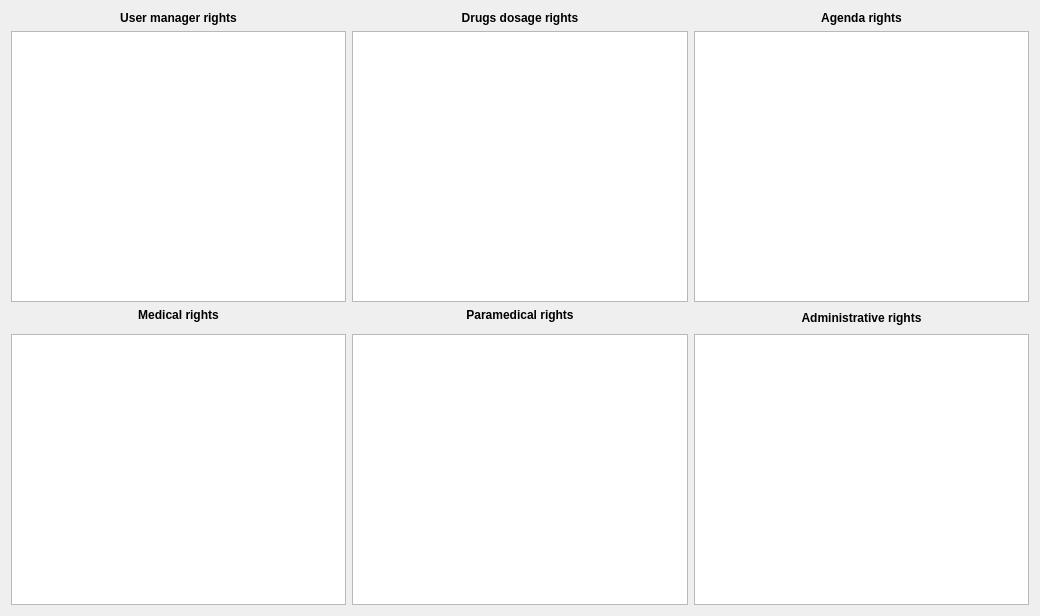
The window that plugins/usermanagerplugin/widgets/userviewer_medicalrights.ui (FreeHealth/freehealth) describes before a commit, drawn with Qt 5.
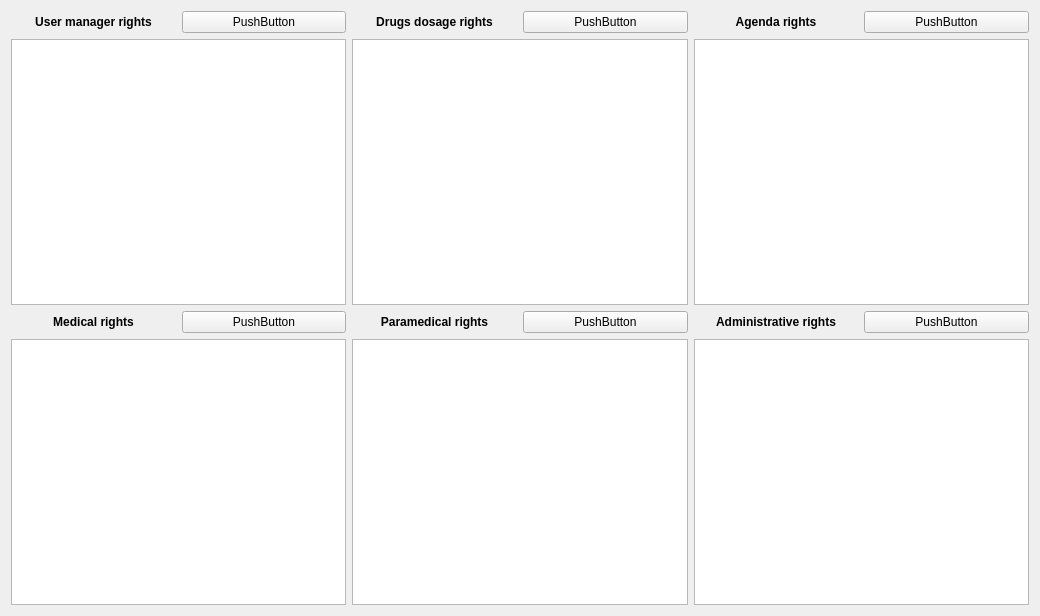
The same window after the commit. Custom widgets are drawn as their Qt base class.

Patch:
```diff
--- a/plugins/usermanagerplugin/widgets/userviewer_medicalrights.ui
+++ b/plugins/usermanagerplugin/widgets/userviewer_medicalrights.ui
@@ -31,6 +31,16 @@
     </widget>
    </item>
    <item row="0" column="1">
+    <widget class="QPushButton" name="managerPushButton">
+     <property name="text">
+      <string>PushButton</string>
+     </property>
+     <property name="checkable">
+      <bool>true</bool>
+     </property>
+    </widget>
+   </item>
+   <item row="0" column="2">
     <widget class="QLabel" name="label_28">
      <property name="font">
       <font>
@@ -46,7 +56,17 @@
      </property>
     </widget>
    </item>
-   <item row="0" column="2">
+   <item row="0" column="3">
+    <widget class="QPushButton" name="drugsPushButton">
+     <property name="text">
+      <string>PushButton</string>
+     </property>
+     <property name="checkable">
+      <bool>true</bool>
+     </property>
+    </widget>
+   </item>
+   <item row="0" column="4">
     <widget class="QLabel" name="label_27">
      <property name="font">
       <font>
@@ -62,14 +82,24 @@
      </property>
     </widget>
    </item>
-   <item row="1" column="0">
-    <widget class="UserPlugin::Internal::UserRightsWidget" name="userManagerRightsListWidget"/>
+   <item row="0" column="5">
+    <widget class="QPushButton" name="agendaPushButton">
+     <property name="text">
+      <string>PushButton</string>
+     </property>
+     <property name="checkable">
+      <bool>true</bool>
+     </property>
+    </widget>
    </item>
-   <item row="1" column="1">
+   <item row="1" column="0" colspan="2">
+    <widget class="UserPlugin::Internal::UserRightsWidget" name="managerRightsListWidget"/>
+   </item>
+   <item row="1" column="2" colspan="2">
     <widget class="UserPlugin::Internal::UserRightsWidget" name="drugsRightsListWidget"/>
    </item>
-   <item row="1" column="2">
-    <widget class="UserPlugin::Internal::UserRightsWidget" name="agendaRightsWidget"/>
+   <item row="1" column="4" colspan="2">
+    <widget class="UserPlugin::Internal::UserRightsWidget" name="agendaRightsListWidget"/>
    </item>
    <item row="2" column="0">
     <widget class="QLabel" name="label_19">
@@ -88,6 +118,16 @@
     </widget>
    </item>
    <item row="2" column="1">
+    <widget class="QPushButton" name="medicalPushButton">
+     <property name="text">
+      <string>PushButton</string>
+     </property>
+     <property name="checkable">
+      <bool>true</bool>
+     </property>
+    </widget>
+   </item>
+   <item row="2" column="2">
     <widget class="QLabel" name="label_26">
      <property name="font">
       <font>
@@ -103,7 +143,17 @@
      </property>
     </widget>
    </item>
-   <item row="2" column="2" rowspan="2">
+   <item row="2" column="3">
+    <widget class="QPushButton" name="paramedicalPushButton">
+     <property name="text">
+      <string>PushButton</string>
+     </property>
+     <property name="checkable">
+      <bool>true</bool>
+     </property>
+    </widget>
+   </item>
+   <item row="2" column="4">
     <widget class="QLabel" name="label_29">
      <property name="font">
       <font>
@@ -119,15 +169,25 @@
      </property>
     </widget>
    </item>
-   <item row="4" column="2">
-    <widget class="UserPlugin::Internal::UserRightsWidget" name="administrativeRightsWidget"/>
+   <item row="2" column="5">
+    <widget class="QPushButton" name="administrativePushButton">
+     <property name="text">
+      <string>PushButton</string>
+     </property>
+     <property name="checkable">
+      <bool>true</bool>
+     </property>
+    </widget>
    </item>
-   <item row="4" column="1">
-    <widget class="UserPlugin::Internal::UserRightsWidget" name="paramedicalRightsWidget"/>
-   </item>
-   <item row="4" column="0">
+   <item row="3" column="0" colspan="2">
     <widget class="UserPlugin::Internal::UserRightsWidget" name="medicalRightsListWidget"/>
    </item>
+   <item row="3" column="2" colspan="2">
+    <widget class="UserPlugin::Internal::UserRightsWidget" name="paramedicalRightsListWidget"/>
+   </item>
+   <item row="3" column="4" colspan="2">
+    <widget class="UserPlugin::Internal::UserRightsWidget" name="administrativeRightsListWidget"/>
+   </item>
   </layout>
  </widget>
  <customwidgets>
```
